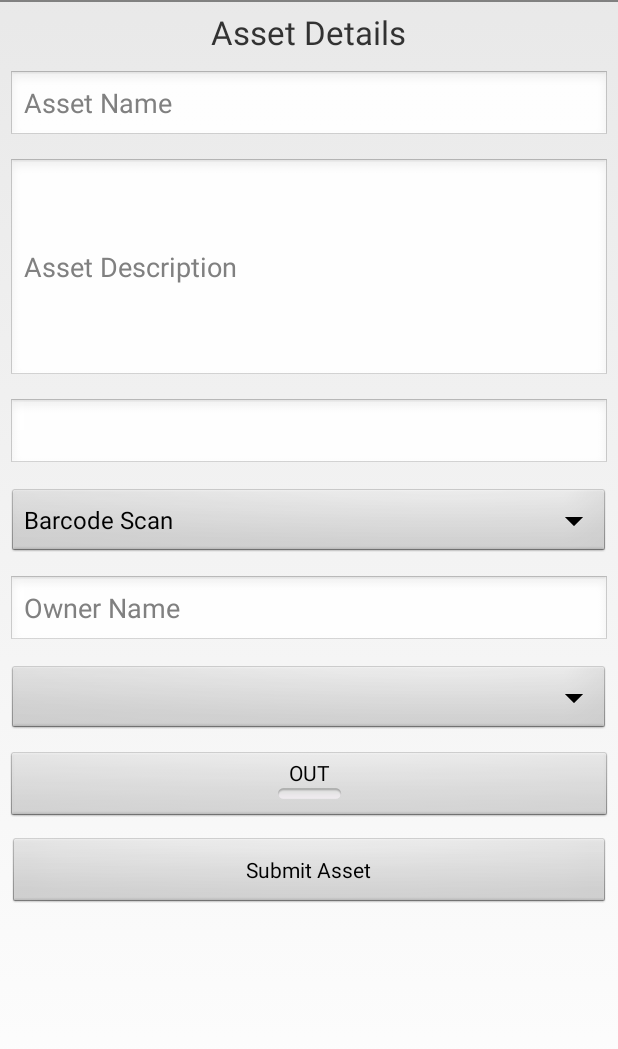
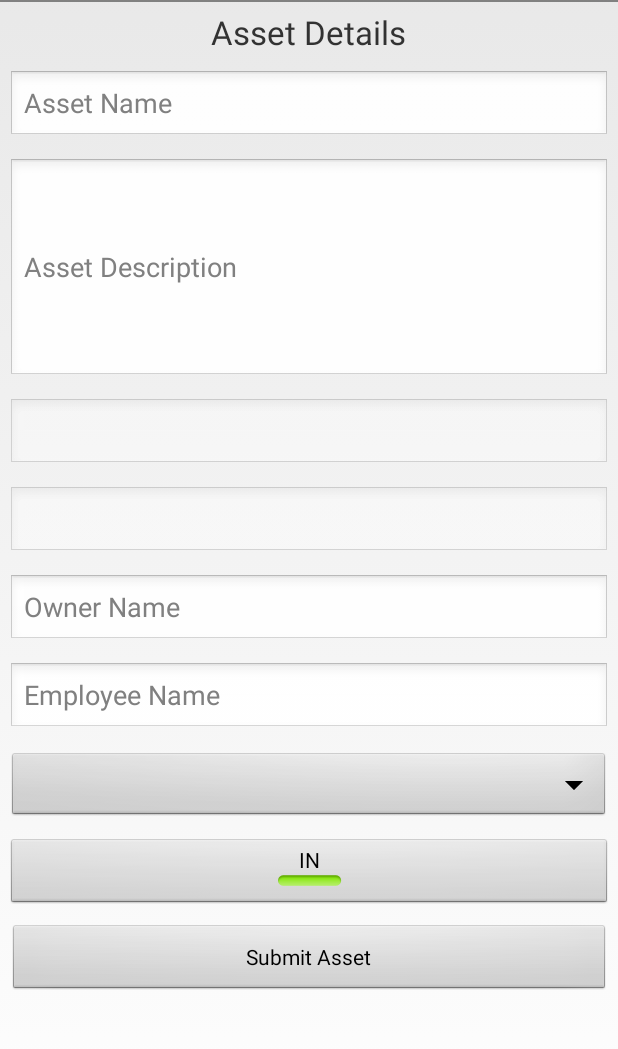
Before and after one commit to chandraponugoti/AGTR, an Android app: the AssetSubmitFragment screen opened directly, with no data from a screen before it, on a phone screen of 412 x 824 dp, the part 36-1085 px from its top. Run offline under Robolectric (Android 15) with nearby library versions, the phone set to English and light mode, and no system bars.

Commit message:
Updated fields UI for Submit Asset screen

```diff
--- a/app/src/main/AndroidManifest.xml
+++ b/app/src/main/AndroidManifest.xml
@@ -1,6 +1,9 @@
 <?xml version="1.0" encoding="utf-8"?>
 <manifest xmlns:android="http://schemas.android.com/apk/res/android"
     package="app.niit.hackaton.agrt">
+
+    <uses-permission android:name="android.permission.INTERNET" />
+    <uses-permission android:name="android.permission.ACCESS_FINE_LOCATION" />
 
     <application
         android:allowBackup="true"
--- a/app/src/main/java/app/niit/hackaton/agrt/ui/AssetSubmitFragment.java
+++ b/app/src/main/java/app/niit/hackaton/agrt/ui/AssetSubmitFragment.java
@@ -7,8 +7,9 @@ import android.support.v4.app.Fragment;
 import android.view.LayoutInflater;
 import android.view.View;
 import android.view.ViewGroup;
+import android.widget.Button;
 import android.widget.EditText;
-import android.widget.FrameLayout;
+import android.widget.Spinner;
 
 import app.niit.hackaton.agrt.R;
 import app.niit.hackaton.agrt.util.Constants;
@@ -32,9 +33,11 @@ public class AssetSubmitFragment extends Fragment {
     private String mParam1;
     private String mParam2;
 
-    private String mScanCode;
+    private String mScanCode, mScanFormat;
     private View mRootView;
-    private EditText mScanCodeEditText;
+    private EditText mScanCodeEditText, mScanFormatEditText;
+    private Spinner mOrganisation;
+    private Button mSubmitAssetBtn;
 
     //private OnFragmentInteractionListener mListener;
 
@@ -77,13 +80,35 @@ public class AssetSubmitFragment extends Fragment {
         Bundle bundle = getArguments();
         if (null != bundle) {
             mScanCode = bundle.getString(Constants.SCAN_CODE);
+            mScanFormat = bundle.getString(Constants.SCAN_FORMAT);
         }
         // Inflate the layout for this fragment
         mRootView = inflater.inflate(R.layout.fragment_asset_submit, null);
 
+        mSubmitAssetBtn = (Button)mRootView.findViewById(R.id.submit_asset);
+        mOrganisation = (Spinner) mRootView.findViewById(R.id.Organisation);
         mScanCodeEditText = (EditText) mRootView.findViewById(R.id.Scan_Code);
         mScanCodeEditText.setText(mScanCode);
-        mScanCodeEditText.setEnabled(true);
+        mScanFormatEditText = (EditText) mRootView.findViewById(R.id.Scan_Type);
+        mScanFormatEditText.setText(mScanFormat);
+
+        mSubmitAssetBtn.setOnClickListener(new View.OnClickListener() {
+            @Override
+            public void onClick(View v) {
+                // check if GPS enabled
+//                GPSTracker gpsTracker = new GPSTracker(getActivity());
+//
+//                if (gpsTracker.getIsGPSTrackingEnabled()) {
+//                    String lat = String.valueOf(gpsTracker.latitude);
+//                    String lng = String.valueOf(gpsTracker.latitude);
+//                }
+            }
+        });
+
+//        ArrayAdapter<String> adapter = new ArrayAdapter<String>(this.getContext(), android.R.layout.simple_spinner_item, Util.getOrganisationList());
+        /** Setting the adapter to the ListView */
+//        mOrganisation.setAdapter(adapter);
+
         return mRootView;
     }
 
--- a/app/src/main/res/layout/fragment_asset_submit.xml
+++ b/app/src/main/res/layout/fragment_asset_submit.xml
@@ -44,19 +44,26 @@
             android:enabled="false"
             android:layout_width="fill_parent">
         </EditText>
-        <Spinner
+        <EditText
             android:id="@+id/Scan_Type"
             android:layout_margin="5dp"
             android:layout_height="wrap_content"
-            android:prompt="@string/scan_type"
-            android:layout_width="fill_parent"
-            android:entries="@array/scantypelist">
-        </Spinner>
+            android:enabled="false"
+            android:layout_width="fill_parent">
+        </EditText>
         <EditText
             android:id="@+id/Asset_Owner"
             android:layout_margin="5dp"
             android:layout_height="wrap_content"
             android:hint="@string/owner_name"
+            android:inputType="textPersonName"
+            android:layout_width="fill_parent">
+        </EditText>
+        <EditText
+            android:id="@+id/employee_name"
+            android:layout_margin="5dp"
+            android:layout_height="wrap_content"
+            android:hint="@string/employee_name"
             android:inputType="textPersonName"
             android:layout_width="fill_parent">
         </EditText>
@@ -74,7 +81,8 @@
             android:layout_height="wrap_content"
             android:id="@+id/In_Out"
             android:textOff="@string/toggle_out"
-            android:textOn="@string/toggle_in" />
+            android:textOn="@string/toggle_in"
+            android:checked="true"/>
         <Button
             android:text="@string/submit_asset"
             android:layout_margin="5dp"
--- a/app/src/main/res/values/strings.xml
+++ b/app/src/main/res/values/strings.xml
@@ -27,6 +27,7 @@
     <string name="scan_type2">QR Scan</string>
     <string name="scan_type3">NFC Scan</string>
     <string name="owner_name">Owner Name</string>
+    <string name="employee_name">Employee Name</string>
     <string name="submit_asset">Submit Asset</string>
     <string name="toggle_in">IN</string>
     <string name="toggle_out">OUT</string>
@@ -49,4 +50,9 @@
     <string name="title_activity_role">RoleActivity</string>
     <string name="role_name">Role Name</string>
     <string name="submit_role">Submit Role</string>
+
+    <string name="GPSAlertDialogTitle">Location not enabled</string>
+    <string name="GPSAlertDialogMessage">Please enable the location from settings</string>
+    <string name="cancel">Cancel</string>
+
 </resources>
```
